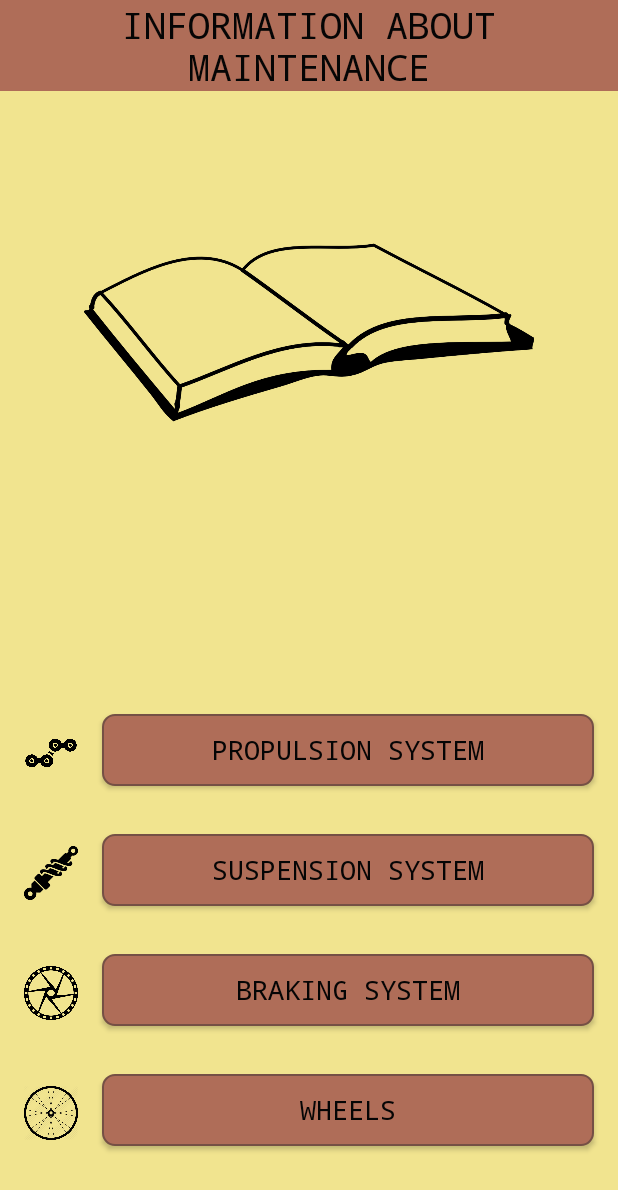
After one commit to konwojcik169/Cycling-assistant-in-progress, an Android app: the AboutMaintenance screen opened directly, with no data from a screen before it, on a phone screen of 412 x 824 dp. The commit adds this screen. Shown: the top 1190 px of the screen. Run offline under Robolectric (Android 15) with nearby library versions, the phone set to English and light mode, and no system bars.

```diff
--- /dev/null
+++ b/app/src/main/java/com/example/cyclistassistant/AboutMaintenance.java
@@ -0,0 +1,35 @@
+package com.example.cyclistassistant;
+
+import android.content.Intent;
+import android.support.v7.app.AppCompatActivity;
+import android.os.Bundle;
+import android.view.View;
+
+public class AboutMaintenance extends AppCompatActivity {
+
+    @Override
+    protected void onCreate(Bundle savedInstanceState) {
+        super.onCreate(savedInstanceState);
+        setContentView(R.layout.activity_about_maintenance);
+    }
+
+    public void startActivity5(View v){
+        Intent i = new Intent(this, PropulsionMaintenance.class);
+        startActivity(i);
+    }
+
+    public void startActivity6(View v){
+        Intent i = new Intent(this, SuspensionMaintenance.class);
+        startActivity(i);
+    }
+
+    public void startActivity7(View v){
+        Intent i = new Intent(this, BrakingMaintenance.class);
+        startActivity(i);
+    }
+
+    public void startActivity8(View v){
+        Intent i = new Intent(this, WheelsMaintenance.class);
+        startActivity(i);
+    }
+}
--- /dev/null
+++ b/app/src/main/res/layout/activity_about_maintenance.xml
@@ -0,0 +1,149 @@
+<?xml version="1.0" encoding="utf-8"?>
+<android.support.constraint.ConstraintLayout xmlns:android="http://schemas.android.com/apk/res/android"
+    xmlns:app="http://schemas.android.com/apk/res-auto"
+    xmlns:tools="http://schemas.android.com/tools"
+    android:layout_width="match_parent"
+    android:layout_height="match_parent"
+    tools:context=".AboutMaintenance"
+    android:background="#F1E48F"
+
+    >
+
+    <TextView
+        android:id="@+id/textView15"
+        android:layout_width="wrap_content"
+        android:layout_height="wrap_content"
+        app:layout_constraintEnd_toEndOf="parent"
+        app:layout_constraintStart_toStartOf="parent"
+        app:layout_constraintTop_toTopOf="parent"
+        android:background="@color/colorPrimary"
+        android:fontFamily="monospace"
+        android:text="INFORMATION ABOUT MAINTENANCE"
+        android:gravity="center"
+        android:textAlignment="center"
+        android:textColor="@color/colorPrimaryDark"
+        android:textSize="24sp"
+        />
+
+    <ImageView
+        android:id="@+id/imageView10"
+        android:layout_width="36sp"
+        android:layout_height="36sp"
+        android:layout_marginStart="16dp"
+        android:layout_marginTop="8dp"
+        app:layout_constraintStart_toStartOf="parent"
+        app:layout_constraintTop_toTopOf="@+id/button11"
+        app:srcCompat="@drawable/chain_icon" />
+
+    <Button
+        android:id="@+id/button11"
+        android:layout_width="0dp"
+        android:layout_height="wrap_content"
+        android:layout_marginStart="16dp"
+        android:layout_marginEnd="16dp"
+        android:layout_marginBottom="32dp"
+        android:background="@drawable/mybutton"
+        android:fontFamily="monospace"
+        android:onClick="startActivity5"
+        android:text="PROPULSION SYSTEM"
+        android:textColor="@color/colorPrimaryDark"
+        android:textSize="18sp"
+        app:layout_constraintBottom_toTopOf="@+id/button12"
+        app:layout_constraintEnd_toEndOf="parent"
+        app:layout_constraintStart_toEndOf="@+id/imageView10" />
+
+    <ImageView
+        android:id="@+id/imageView11"
+        android:layout_width="36sp"
+        android:layout_height="36sp"
+        android:layout_marginStart="16dp"
+        android:layout_marginTop="8dp"
+        app:layout_constraintStart_toStartOf="parent"
+        app:layout_constraintTop_toTopOf="@+id/button12"
+        app:srcCompat="@drawable/suspension_icon" />
+
+    <Button
+        android:id="@+id/button12"
+        android:layout_width="0dp"
+        android:layout_height="wrap_content"
+        android:layout_marginStart="16dp"
+        android:layout_marginEnd="16dp"
+        android:layout_marginBottom="32dp"
+        android:background="@drawable/mybutton"
+        android:fontFamily="monospace"
+        android:onClick="startActivity6"
+        android:text="SUSPENSION SYSTEM"
+        android:textColor="@color/colorPrimaryDark"
+        android:textSize="18sp"
+        app:layout_constraintBottom_toTopOf="@+id/button13"
+        app:layout_constraintEnd_toEndOf="parent"
+        app:layout_constraintStart_toEndOf="@+id/imageView11" />
+
+    <ImageView
+        android:id="@+id/imageView13"
+        android:layout_width="36sp"
+        android:layout_height="36sp"
+        android:layout_marginStart="16dp"
+        android:layout_marginTop="8dp"
+        app:layout_constraintStart_toStartOf="parent"
+        app:layout_constraintTop_toTopOf="@+id/button13"
+        app:srcCompat="@drawable/brake" />
+
+    <Button
+        android:id="@+id/button13"
+        android:layout_width="0dp"
+        android:layout_height="wrap_content"
+        android:layout_marginStart="16dp"
+        android:layout_marginEnd="16dp"
+        android:layout_marginBottom="32dp"
+        android:background="@drawable/mybutton"
+        android:fontFamily="monospace"
+        android:onClick="startActivity7"
+        android:text="BRAKING SYSTEM"
+        android:textColor="@color/colorPrimaryDark"
+        android:textSize="18sp"
+        app:layout_constraintBottom_toTopOf="@+id/button14"
+        app:layout_constraintEnd_toEndOf="parent"
+        app:layout_constraintStart_toEndOf="@+id/imageView13" />
+
+    <ImageView
+        android:id="@+id/imageView14"
+        android:layout_width="36sp"
+        android:layout_height="36sp"
+        android:layout_marginStart="16dp"
+        android:layout_marginTop="8dp"
+        app:layout_constraintStart_toStartOf="parent"
+        app:layout_constraintTop_toTopOf="@+id/button14"
+        app:srcCompat="@drawable/wheel" />
+
+    <Button
+        android:id="@+id/button14"
+        android:layout_width="0dp"
+        android:layout_height="wrap_content"
+        android:layout_marginStart="16dp"
+        android:layout_marginEnd="16dp"
+        android:layout_marginBottom="60dp"
+        android:background="@drawable/mybutton"
+        android:fontFamily="monospace"
+        android:onClick="startActivity8"
+        android:text="WHEELS"
+        android:textColor="@color/colorPrimaryDark"
+        android:textSize="18sp"
+        app:layout_constraintBottom_toBottomOf="parent"
+        app:layout_constraintEnd_toEndOf="parent"
+        app:layout_constraintStart_toEndOf="@+id/imageView14" />
+
+    <ImageView
+        android:id="@+id/imageView22"
+        android:layout_width="300dp"
+        android:layout_height="258dp"
+        android:layout_marginStart="16dp"
+        android:layout_marginTop="32dp"
+        android:layout_marginEnd="16dp"
+        app:layout_constraintEnd_toEndOf="parent"
+        app:layout_constraintStart_toStartOf="parent"
+        app:layout_constraintTop_toBottomOf="@+id/textView15"
+        app:srcCompat="@drawable/book" />
+
+
+</android.support.constraint.ConstraintLayout>
--- a/app/src/main/res/layout/list_services.xml
+++ b/app/src/main/res/layout/list_services.xml
@@ -112,6 +112,7 @@
         android:layout_marginTop="8dp"
         android:layout_marginEnd="16dp"
         android:text="ID"
+        android:visibility="invisible"
         app:layout_constraintEnd_toEndOf="parent"
         app:layout_constraintTop_toTopOf="parent" />
 
--- a/app/src/main/res/values/strings.xml
+++ b/app/src/main/res/values/strings.xml
@@ -3,6 +3,7 @@
     <string name="button">ADD NEW SERVICE</string>
     <string name="button2">VIEW YOUR SERVICES</string>
     <string name="button3">FIND THE BEST SERVICE</string>
+    <string name="button9">ABOUT BIKE MAINTENANCE</string>
 
     <string name="textView">DATE</string>
     <string name="textView2">DISTANCE</string>
```
Also changed, not shown: app/src/main/AndroidManifest.xml (+13 -5 lines), app/src/main/java/com/example/cyclistassistant/BrakingMaintenance.java (added, +13 -0 lines), app/src/main/java/com/example/cyclistassistant/MainActivity.java (+7 -2 lines), app/src/main/java/com/example/cyclistassistant/PropulsionMaintenance.java (added, +13 -0 lines), app/src/main/java/com/example/cyclistassistant/SuspensionMaintenance.java (added, +13 -0 lines), app/src/main/java/com/example/cyclistassistant/WheelsMaintenance.java (added, +13 -0 lines), app/src/main/res/layout/activity_braking_maintenance.xml (added, +63 -0 lines), app/src/main/res/layout/activity_main.xml (+25 -8 lines), app/src/main/res/layout/activity_propulsion_maintenance.xml (added, +62 -0 lines), app/src/main/res/layout/activity_suspension_maintenance.xml (added, +68 -0 lines), app/src/main/res/layout/activity_wheels_maintenance.xml (added, +62 -0 lines), app/src/main/res/drawable/book.png (added).
